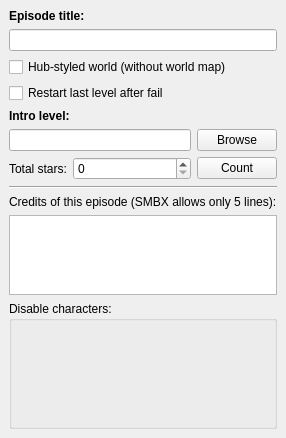
First picture: the form in Editor/main_window/dock/wld_settings_box.ui, repository WohlSoft/Moondust-Project, before the edit.
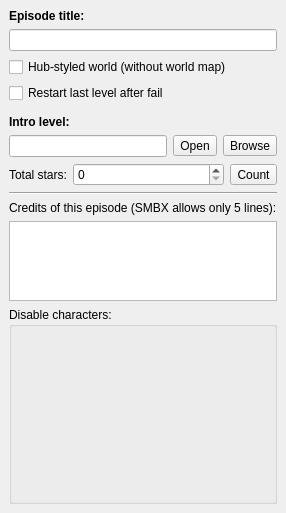
Second picture: the form after the edit. Icons and pictures are not drawn.

Patch:
```diff
--- a/Editor/main_window/dock/wld_settings_box.ui
+++ b/Editor/main_window/dock/wld_settings_box.ui
@@ -6,12 +6,12 @@
    <rect>
     <x>0</x>
     <y>0</y>
-    <width>261</width>
-    <height>438</height>
+    <width>283</width>
+    <height>513</height>
    </rect>
   </property>
   <property name="windowIcon">
-   <iconset resource="../../_resources/editor.qrc">
+   <iconset resource="../../_resources/toolbar/toolbar.qrc">
     <normaloff>:/toolbar/dock/section.png</normaloff>:/toolbar/dock/section.png</iconset>
   </property>
   <property name="allowedAreas">
@@ -21,54 +21,20 @@
    <string>World Settings</string>
   </property>
   <widget class="QWidget" name="dockWidgetContents_3">
-   <layout class="QGridLayout" name="gridLayout_18" rowstretch="0,0,0,0,0,0,0,0,0,0,80" columnstretch="20,80,0">
+   <layout class="QGridLayout" name="gridLayout_18" rowstretch="0,0,0,0,0,0,0,0,0,0,0,0,0" columnstretch="20,0">
     <property name="sizeConstraint">
      <enum>QLayout::SetMinimumSize</enum>
     </property>
-    <item row="9" column="0" colspan="3">
-     <widget class="QTextEdit" name="WLD_Credirs">
-      <property name="minimumSize">
-       <size>
-        <width>0</width>
-        <height>80</height>
-       </size>
-      </property>
-      <property name="maximumSize">
-       <size>
-        <width>16777215</width>
-        <height>80</height>
-       </size>
-      </property>
-      <property name="autoFormatting">
-       <set>QTextEdit::AutoNone</set>
-      </property>
-      <property name="html">
-       <string notr="true">&lt;!DOCTYPE HTML PUBLIC &quot;-//W3C//DTD HTML 4.0//EN&quot; &quot;http://www.w3.org/TR/REC-html40/strict.dtd&quot;&gt;
-&lt;html&gt;&lt;head&gt;&lt;meta name=&quot;qrichtext&quot; content=&quot;1&quot; /&gt;&lt;style type=&quot;text/css&quot;&gt;
-p, li { white-space: pre-wrap; }
-&lt;/style&gt;&lt;/head&gt;&lt;body style=&quot; font-family:'Tahoma'; font-size:8pt; font-weight:400; font-style:normal;&quot;&gt;
-&lt;p style=&quot;-qt-paragraph-type:empty; margin-top:0px; margin-bottom:0px; margin-left:0px; margin-right:0px; -qt-block-indent:0; text-indent:0px;&quot;&gt;&lt;br /&gt;&lt;/p&gt;&lt;/body&gt;&lt;/html&gt;</string>
-      </property>
-      <property name="acceptRichText">
-       <bool>false</bool>
-      </property>
-      <property name="placeholderText">
-       <string notr="true"/>
-      </property>
-     </widget>
-    </item>
-    <item row="6" column="2">
-     <widget class="QPushButton" name="WLD_DoCountStars">
-      <property name="text">
-       <string>Count</string>
-      </property>
-     </widget>
-    </item>
-    <item row="4" column="0" colspan="3">
+    <item row="6" column="0" colspan="2">
      <widget class="QLabel" name="introLevelLabel">
+      <property name="sizePolicy">
+       <sizepolicy hsizetype="Preferred" vsizetype="Maximum">
+        <horstretch>0</horstretch>
+        <verstretch>0</verstretch>
+       </sizepolicy>
+      </property>
       <property name="font">
        <font>
-        <weight>75</weight>
         <bold>true</bold>
        </font>
       </property>
@@ -80,7 +46,172 @@
       </property>
      </widget>
     </item>
-    <item row="10" column="0" colspan="3">
+    <item row="10" column="0" colspan="2">
+     <widget class="QLabel" name="label_60">
+      <property name="sizePolicy">
+       <sizepolicy hsizetype="Preferred" vsizetype="Maximum">
+        <horstretch>0</horstretch>
+        <verstretch>0</verstretch>
+       </sizepolicy>
+      </property>
+      <property name="font">
+       <font>
+        <bold>false</bold>
+       </font>
+      </property>
+      <property name="text">
+       <string>Credits of this episode (SMBX allows only 5 lines):</string>
+      </property>
+     </widget>
+    </item>
+    <item row="9" column="0" colspan="2">
+     <widget class="Line" name="line_13">
+      <property name="orientation">
+       <enum>Qt::Horizontal</enum>
+      </property>
+     </widget>
+    </item>
+    <item row="1" column="0" colspan="2">
+     <widget class="QLineEdit" name="WLD_Title">
+      <property name="sizePolicy">
+       <sizepolicy hsizetype="Expanding" vsizetype="Maximum">
+        <horstretch>0</horstretch>
+        <verstretch>0</verstretch>
+       </sizepolicy>
+      </property>
+     </widget>
+    </item>
+    <item row="8" column="0" colspan="2">
+     <widget class="QFrame" name="frame_2">
+      <property name="sizePolicy">
+       <sizepolicy hsizetype="Preferred" vsizetype="Maximum">
+        <horstretch>0</horstretch>
+        <verstretch>0</verstretch>
+       </sizepolicy>
+      </property>
+      <property name="frameShape">
+       <enum>QFrame::NoFrame</enum>
+      </property>
+      <property name="frameShadow">
+       <enum>QFrame::Raised</enum>
+      </property>
+      <layout class="QHBoxLayout" name="horizontalLayout_2" stretch="0,1000,0">
+       <property name="leftMargin">
+        <number>0</number>
+       </property>
+       <property name="topMargin">
+        <number>0</number>
+       </property>
+       <property name="rightMargin">
+        <number>0</number>
+       </property>
+       <property name="bottomMargin">
+        <number>0</number>
+       </property>
+       <item>
+        <widget class="QLabel" name="label_59">
+         <property name="text">
+          <string>Total stars:</string>
+         </property>
+        </widget>
+       </item>
+       <item>
+        <widget class="QSpinBox" name="WLD_Stars">
+         <property name="maximum">
+          <number>999999999</number>
+         </property>
+        </widget>
+       </item>
+       <item>
+        <widget class="QToolButton" name="WLD_DoCountStars">
+         <property name="sizePolicy">
+          <sizepolicy hsizetype="Minimum" vsizetype="Maximum">
+           <horstretch>0</horstretch>
+           <verstretch>0</verstretch>
+          </sizepolicy>
+         </property>
+         <property name="text">
+          <string>Count</string>
+         </property>
+        </widget>
+       </item>
+      </layout>
+     </widget>
+    </item>
+    <item row="7" column="0" colspan="2">
+     <widget class="QFrame" name="frame">
+      <property name="sizePolicy">
+       <sizepolicy hsizetype="Preferred" vsizetype="Maximum">
+        <horstretch>0</horstretch>
+        <verstretch>0</verstretch>
+       </sizepolicy>
+      </property>
+      <property name="frameShape">
+       <enum>QFrame::NoFrame</enum>
+      </property>
+      <property name="frameShadow">
+       <enum>QFrame::Raised</enum>
+      </property>
+      <layout class="QHBoxLayout" name="horizontalLayout" stretch="10000,0,0">
+       <property name="leftMargin">
+        <number>0</number>
+       </property>
+       <property name="topMargin">
+        <number>0</number>
+       </property>
+       <property name="rightMargin">
+        <number>0</number>
+       </property>
+       <property name="bottomMargin">
+        <number>0</number>
+       </property>
+       <item>
+        <widget class="QLineEdit" name="WLD_AutostartLvl">
+         <property name="toolTip">
+          <string>The name of the level that will be loaded when the game first loads.</string>
+         </property>
+        </widget>
+       </item>
+       <item>
+        <widget class="QToolButton" name="openIntroLevel">
+         <property name="toolTip">
+          <string>Open current intro level</string>
+         </property>
+         <property name="text">
+          <string>Open</string>
+         </property>
+        </widget>
+       </item>
+       <item>
+        <widget class="QToolButton" name="WLD_AutostartLvlBrowse">
+         <property name="sizePolicy">
+          <sizepolicy hsizetype="Minimum" vsizetype="Maximum">
+           <horstretch>0</horstretch>
+           <verstretch>0</verstretch>
+          </sizepolicy>
+         </property>
+         <property name="text">
+          <string>Browse</string>
+         </property>
+        </widget>
+       </item>
+      </layout>
+     </widget>
+    </item>
+    <item row="3" column="0" colspan="2">
+     <widget class="QCheckBox" name="WLD_RestartLevel">
+      <property name="sizePolicy">
+       <sizepolicy hsizetype="Minimum" vsizetype="Maximum">
+        <horstretch>0</horstretch>
+        <verstretch>0</verstretch>
+       </sizepolicy>
+      </property>
+      <property name="text">
+       <string>Restart last level after fail</string>
+      </property>
+     </widget>
+    </item>
+    <item row="12" column="0" colspan="2">
      <widget class="QGroupBox" name="WLD_DisableCharacters">
       <property name="sizePolicy">
        <sizepolicy hsizetype="Preferred" vsizetype="Minimum">
@@ -125,38 +256,16 @@
       </layout>
      </widget>
     </item>
-    <item row="5" column="0" colspan="2">
-     <widget class="QLineEdit" name="WLD_AutostartLvl">
-      <property name="toolTip">
-       <string>The name of the level that will be loaded when the game first loads.</string>
-      </property>
-     </widget>
-    </item>
-    <item row="6" column="1">
-     <widget class="QSpinBox" name="WLD_Stars">
-      <property name="maximum">
-       <number>999999999</number>
-      </property>
-     </widget>
-    </item>
-    <item row="8" column="0" colspan="3">
-     <widget class="QLabel" name="label_60">
-      <property name="font">
-       <font>
-        <weight>50</weight>
-        <bold>false</bold>
-       </font>
-      </property>
-      <property name="text">
-       <string>Credits of this episode (SMBX allows only 5 lines):</string>
-      </property>
-     </widget>
-    </item>
-    <item row="0" column="0" colspan="3">
+    <item row="0" column="0" colspan="2">
      <widget class="QLabel" name="label_57">
+      <property name="sizePolicy">
+       <sizepolicy hsizetype="Preferred" vsizetype="Maximum">
+        <horstretch>0</horstretch>
+        <verstretch>0</verstretch>
+       </sizepolicy>
+      </property>
       <property name="font">
        <font>
-        <weight>75</weight>
         <bold>true</bold>
        </font>
       </property>
@@ -165,42 +274,88 @@
       </property>
      </widget>
     </item>
-    <item row="3" column="0" colspan="3">
-     <widget class="QCheckBox" name="WLD_RestartLevel">
-      <property name="text">
-       <string>Restart last level after fail</string>
-      </property>
-     </widget>
-    </item>
-    <item row="2" column="0" colspan="3">
+    <item row="2" column="0" colspan="2">
      <widget class="QCheckBox" name="WLD_NoWorldMap">
+      <property name="sizePolicy">
+       <sizepolicy hsizetype="Minimum" vsizetype="Maximum">
+        <horstretch>0</horstretch>
+        <verstretch>0</verstretch>
+       </sizepolicy>
+      </property>
       <property name="text">
        <string>Hub-styled world (without world map)</string>
       </property>
      </widget>
     </item>
-    <item row="6" column="0">
-     <widget class="QLabel" name="label_59">
-      <property name="text">
-       <string>Total stars:</string>
+    <item row="11" column="0" colspan="2">
+     <widget class="QTextEdit" name="WLD_Credirs">
+      <property name="minimumSize">
+       <size>
+        <width>0</width>
+        <height>80</height>
+       </size>
       </property>
-     </widget>
-    </item>
-    <item row="1" column="0" colspan="3">
-     <widget class="QLineEdit" name="WLD_Title"/>
-    </item>
-    <item row="7" column="0" colspan="3">
-     <widget class="Line" name="line_13">
-      <property name="orientation">
-       <enum>Qt::Horizontal</enum>
+      <property name="maximumSize">
+       <size>
+        <width>16777215</width>
+        <height>80</height>
+       </size>
       </property>
+      <property name="autoFormatting">
+       <set>QTextEdit::AutoNone</set>
+      </property>
+      <property name="html">
+       <string notr="true">&lt;!DOCTYPE HTML PUBLIC &quot;-//W3C//DTD HTML 4.0//EN&quot; &quot;http://www.w3.org/TR/REC-html40/strict.dtd&quot;&gt;
+&lt;html&gt;&lt;head&gt;&lt;meta name=&quot;qrichtext&quot; content=&quot;1&quot; /&gt;&lt;meta charset=&quot;utf-8&quot; /&gt;&lt;style type=&quot;text/css&quot;&gt;
+p, li { white-space: pre-wrap; }
+hr { height: 1px; border-width: 0; }
+li.unchecked::marker { content: &quot;\2610&quot;; }
+li.checked::marker { content: &quot;\2612&quot;; }
+&lt;/style&gt;&lt;/head&gt;&lt;body style=&quot; font-family:'Tahoma'; font-size:9pt; font-weight:400; font-style:normal;&quot;&gt;
+&lt;p style=&quot;-qt-paragraph-type:empty; margin-top:0px; margin-bottom:0px; margin-left:0px; margin-right:0px; -qt-block-indent:0; text-indent:0px; font-size:8pt;&quot;&gt;&lt;br /&gt;&lt;/p&gt;&lt;/body&gt;&lt;/html&gt;</string>
+      </property>
+      <property name="acceptRichText">
+       <bool>false</bool>
+      </property>
+      <property name="placeholderText">
+       <string notr="true"/>
+      </property>
      </widget>
     </item>
-    <item row="5" column="2">
-     <widget class="QPushButton" name="WLD_AutostartLvlBrowse">
-      <property name="text">
-       <string>Browse</string>
+    <item row="4" column="0" colspan="2">
+     <widget class="QFrame" name="extraSettings">
+      <property name="sizePolicy">
+       <sizepolicy hsizetype="Preferred" vsizetype="Maximum">
+        <horstretch>0</horstretch>
+        <verstretch>5</verstretch>
+       </sizepolicy>
       </property>
+      <property name="frameShape">
+       <enum>QFrame::NoFrame</enum>
+      </property>
+      <property name="frameShadow">
+       <enum>QFrame::Plain</enum>
+      </property>
+      <layout class="QVBoxLayout" name="verticalLayout">
+       <property name="spacing">
+        <number>0</number>
+       </property>
+       <property name="sizeConstraint">
+        <enum>QLayout::SetMaximumSize</enum>
+       </property>
+       <property name="leftMargin">
+        <number>0</number>
+       </property>
+       <property name="topMargin">
+        <number>0</number>
+       </property>
+       <property name="rightMargin">
+        <number>0</number>
+       </property>
+       <property name="bottomMargin">
+        <number>0</number>
+       </property>
+      </layout>
      </widget>
     </item>
    </layout>
```
Left out of the diff: 2 changed lines with no effect on the pictures.
